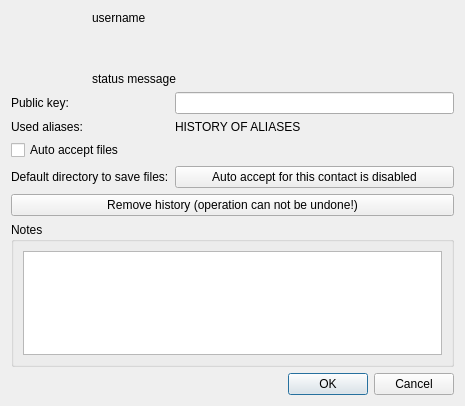
qTox/qTox, file src/widget/about/aboutuser.ui: the form before one commit.
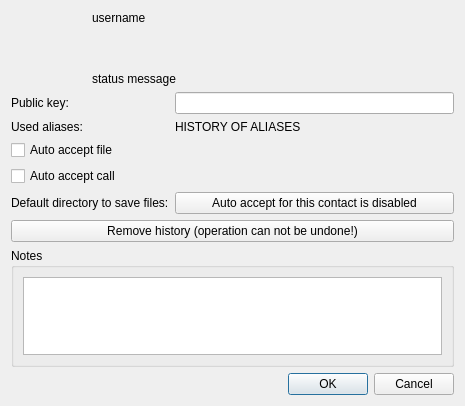
The form after the commit. Icons and pictures are not drawn.

Commit message: feat(autoAnswer): add a new param for autoAcceptCall

```diff
--- a/src/widget/about/aboutuser.ui
+++ b/src/widget/about/aboutuser.ui
@@ -164,14 +164,14 @@
        </property>
       </widget>
      </item>
-     <item row="3" column="0">
+     <item row="4" column="0">
       <widget class="QLabel" name="label">
        <property name="text">
         <string>Default directory to save files:</string>
        </property>
       </widget>
      </item>
-     <item row="3" column="1">
+     <item row="4" column="1">
       <widget class="QPushButton" name="selectSaveDir">
        <property name="text">
         <string>Auto accept for this contact is disabled</string>
@@ -181,7 +181,14 @@
      <item row="2" column="0" colspan="2">
       <widget class="QCheckBox" name="autoaccept">
        <property name="text">
-        <string>Auto accept files</string>
+        <string>Auto accept file</string>
+       </property>
+      </widget>
+     </item>
+     <item row="3" column="0" colspan="2">
+      <widget class="QCheckBox" name="autoacceptcall">
+       <property name="text">
+        <string>Auto accept call</string>
        </property>
       </widget>
      </item>
```
Left out of the diff: 2 changed lines with no effect on the pictures. The commit also changes 4 other files.
